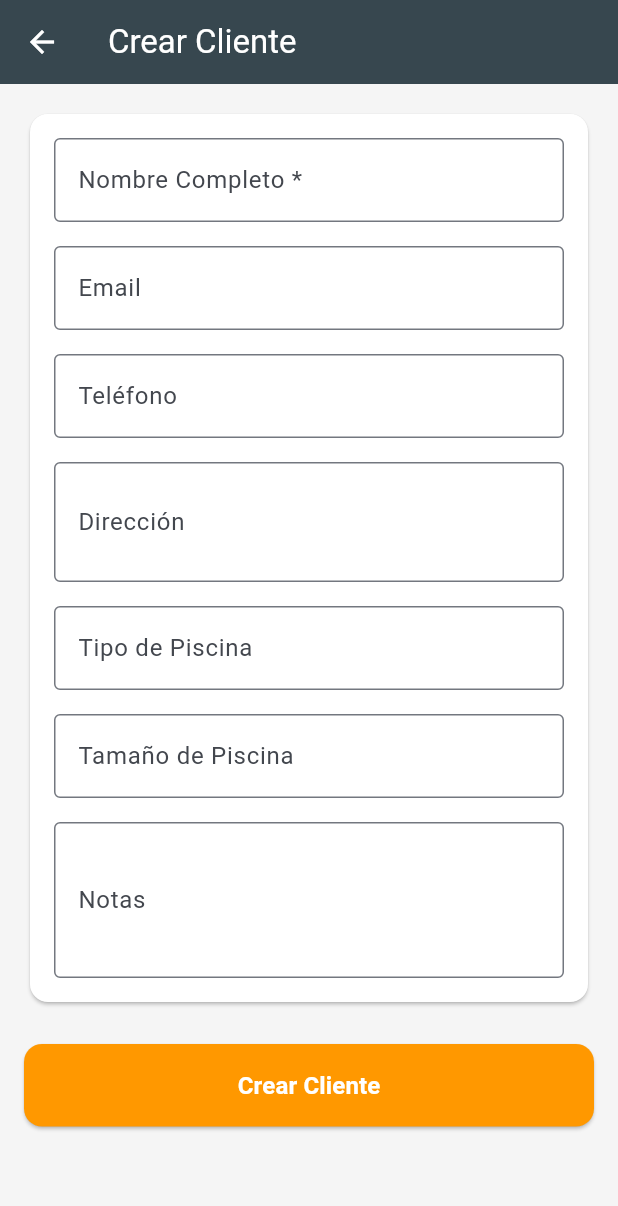
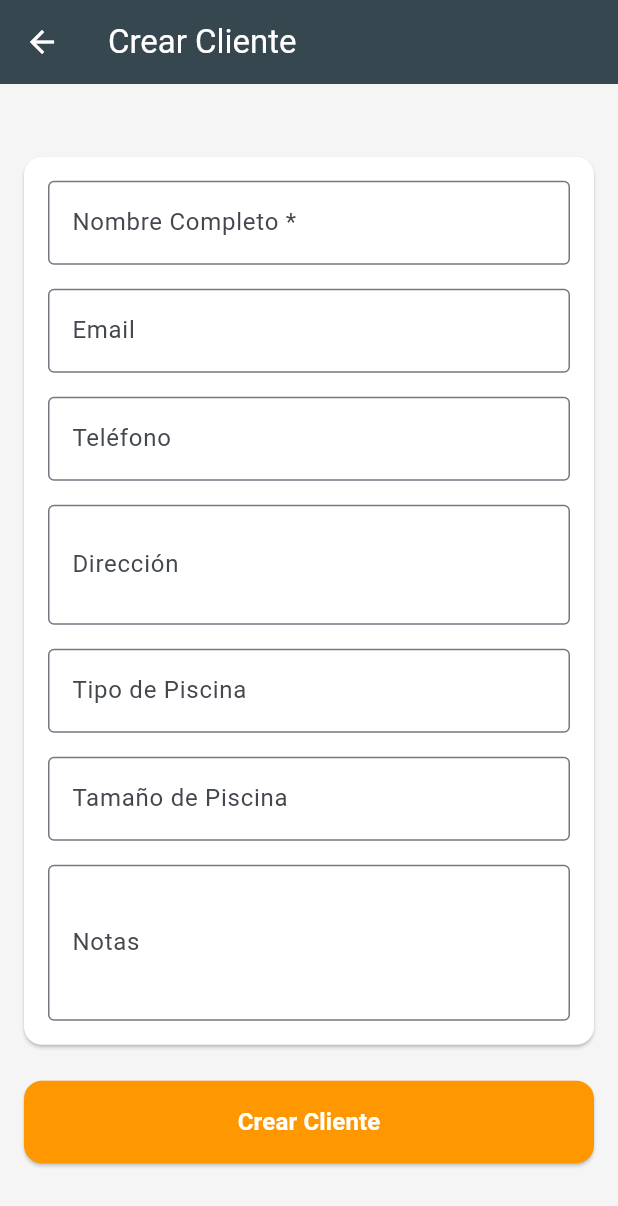
Before and after one commit to landerlopez1992-cyber/poolsystem, a Flutter app: the CreateClientScreen screen opened directly with empty values, on a phone screen of 412 x 824 dp. Shown: the top 1206 px of the screen. Run offline on Flutter 3.47's test engine with Material 3 defaults, Android fonts, the light colour scheme and no system bars; our stand-ins replace image_picker, supabase_flutter; accounts and stored records are empty.

Commit message:
Corregir diseño de todas las pantallas de creación según reglas de diseño

```diff
--- a/lib/screens/admin/create_client_screen.dart
+++ b/lib/screens/admin/create_client_screen.dart
@@ -90,6 +90,9 @@
 
   @override
   Widget build(BuildContext context) {
+    // Ancho máximo para el formulario (responsive)
+    final maxWidth = MediaQuery.of(context).size.width > 600 ? 500.0 : double.infinity;
+
     return Scaffold(
       backgroundColor: const Color(0xFFF5F5F5),
       appBar: AppBar(
@@ -97,21 +100,29 @@
         backgroundColor: const Color(0xFF37474F),
         foregroundColor: Colors.white,
       ),
-      body: SingleChildScrollView(
+      body: Center(
+        child: SingleChildScrollView(
           padding: const EdgeInsets.all(16),
+          child: ConstrainedBox(
+            constraints: BoxConstraints(maxWidth: maxWidth),
             child: Form(
               key: _formKey,
               child: Column(
-            crossAxisAlignment: CrossAxisAlignment.stretch,
+                mainAxisSize: MainAxisSize.min,
+                crossAxisAlignment: CrossAxisAlignment.center,
                 children: [
                   Card(
                     color: Colors.white,
+                    margin: EdgeInsets.zero,
                     child: Padding(
                       padding: const EdgeInsets.all(16),
                       child: Column(
-                    crossAxisAlignment: CrossAxisAlignment.stretch,
+                        mainAxisSize: MainAxisSize.min,
+                        crossAxisAlignment: CrossAxisAlignment.center,
                         children: [
-                      TextFormField(
+                          SizedBox(
+                            width: double.infinity,
+                            child: TextFormField(
                               controller: _nameController,
                               decoration: const InputDecoration(
                                 labelText: 'Nombre Completo *',
@@ -124,8 +135,11 @@
                                 return null;
                               },
                             ),
+                          ),
                           const SizedBox(height: 16),
-                      TextFormField(
+                          SizedBox(
+                            width: double.infinity,
+                            child: TextFormField(
                               controller: _emailController,
                               decoration: const InputDecoration(
                                 labelText: 'Email',
@@ -133,8 +147,11 @@
                               ),
                               keyboardType: TextInputType.emailAddress,
                             ),
+                          ),
                           const SizedBox(height: 16),
-                      TextFormField(
+                          SizedBox(
+                            width: double.infinity,
+                            child: TextFormField(
                               controller: _phoneController,
                               decoration: const InputDecoration(
                                 labelText: 'Teléfono',
@@ -142,8 +159,11 @@
                               ),
                               keyboardType: TextInputType.phone,
                             ),
+                          ),
                           const SizedBox(height: 16),
-                      TextFormField(
+                          SizedBox(
+                            width: double.infinity,
+                            child: TextFormField(
                               controller: _addressController,
                               decoration: const InputDecoration(
                                 labelText: 'Dirección',
@@ -151,8 +171,11 @@
                               ),
                               maxLines: 2,
                             ),
+                          ),
                           const SizedBox(height: 16),
-                      TextFormField(
+                          SizedBox(
+                            width: double.infinity,
+                            child: TextFormField(
                               controller: _poolTypeController,
                               decoration: const InputDecoration(
                                 labelText: 'Tipo de Piscina',
@@ -160,8 +183,11 @@
                                 hintText: 'Ej: Residencial, Comercial',
                               ),
                             ),
+                          ),
                           const SizedBox(height: 16),
-                      TextFormField(
+                          SizedBox(
+                            width: double.infinity,
+                            child: TextFormField(
                               controller: _poolSizeController,
                               decoration: const InputDecoration(
                                 labelText: 'Tamaño de Piscina',
@@ -169,8 +195,11 @@
                                 hintText: 'Ej: 10x5 metros',
                               ),
                             ),
+                          ),
                           const SizedBox(height: 16),
-                      TextFormField(
+                          SizedBox(
+                            width: double.infinity,
+                            child: TextFormField(
                               controller: _notesController,
                               decoration: const InputDecoration(
                                 labelText: 'Notas',
@@ -178,12 +207,15 @@
                               ),
                               maxLines: 3,
                             ),
+                          ),
                         ],
                       ),
                     ),
                   ),
                   const SizedBox(height: 24),
-              ElevatedButton(
+                  SizedBox(
+                    width: double.infinity,
+                    child: ElevatedButton(
                       onPressed: _isLoading ? null : _saveClient,
                       style: ElevatedButton.styleFrom(
                         backgroundColor: const Color(0xFFFF9800),
@@ -207,7 +239,10 @@
                               style: TextStyle(fontSize: 16, fontWeight: FontWeight.bold),
                             ),
                     ),
+                  ),
                 ],
+              ),
+            ),
           ),
         ),
       ),
```
Also changed, not shown: lib/screens/admin/create_admin_user_screen.dart (+34 -8 lines), lib/screens/admin/create_worker_screen.dart (+42 -10 lines). Lines whose indentation alone changed are shown as unchanged.
